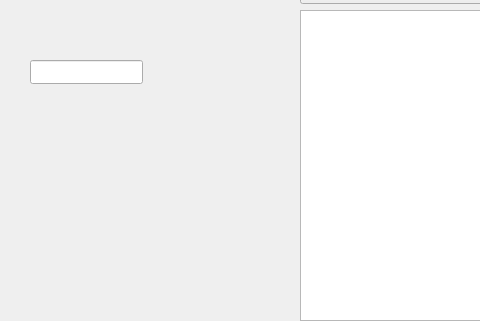
Qt form my_client/mainwindow.ui (xzbey/TcpChat) before a commit; both pictures show x 0 to 480 and y 90 to 411 of the 796 by 712 pixel window.
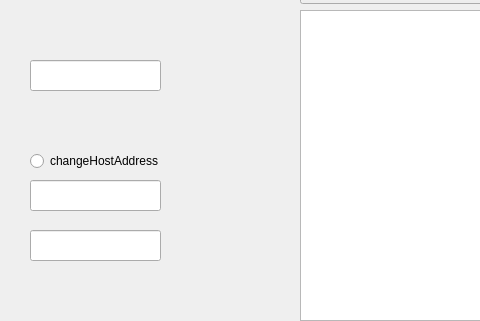
The same form after that commit.

Diff of the .ui file:
```diff
--- a/my_client/mainwindow.ui
+++ b/my_client/mainwindow.ui
@@ -78,8 +78,41 @@
      <rect>
       <x>30</x>
       <y>150</y>
-      <width>113</width>
-      <height>24</height>
+      <width>131</width>
+      <height>31</height>
+     </rect>
+    </property>
+   </widget>
+   <widget class="QRadioButton" name="changeHostAddress">
+    <property name="geometry">
+     <rect>
+      <x>30</x>
+      <y>240</y>
+      <width>131</width>
+      <height>22</height>
+     </rect>
+    </property>
+    <property name="text">
+     <string>changeHostAddress</string>
+    </property>
+   </widget>
+   <widget class="QLineEdit" name="ip">
+    <property name="geometry">
+     <rect>
+      <x>30</x>
+      <y>270</y>
+      <width>131</width>
+      <height>31</height>
+     </rect>
+    </property>
+   </widget>
+   <widget class="QLineEdit" name="port">
+    <property name="geometry">
+     <rect>
+      <x>30</x>
+      <y>320</y>
+      <width>131</width>
+      <height>31</height>
      </rect>
     </property>
    </widget>
```
Left out of the diff: 5 changed lines with no effect on the pictures.
